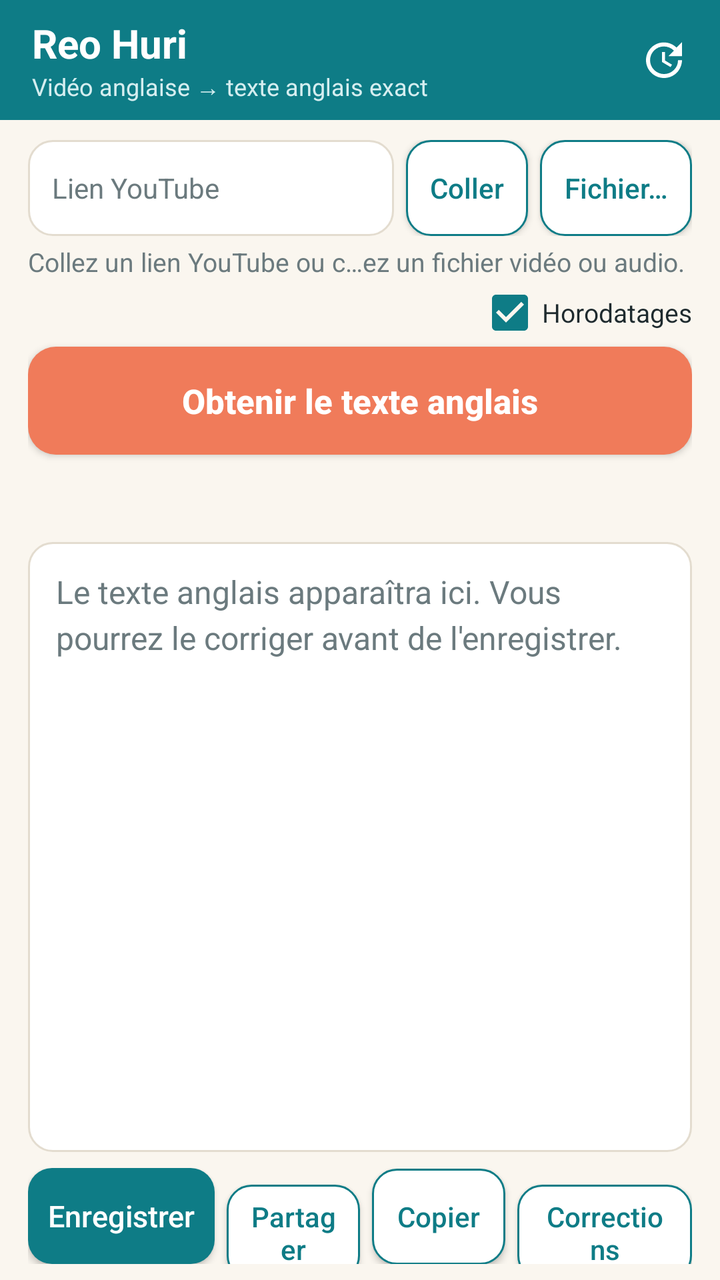
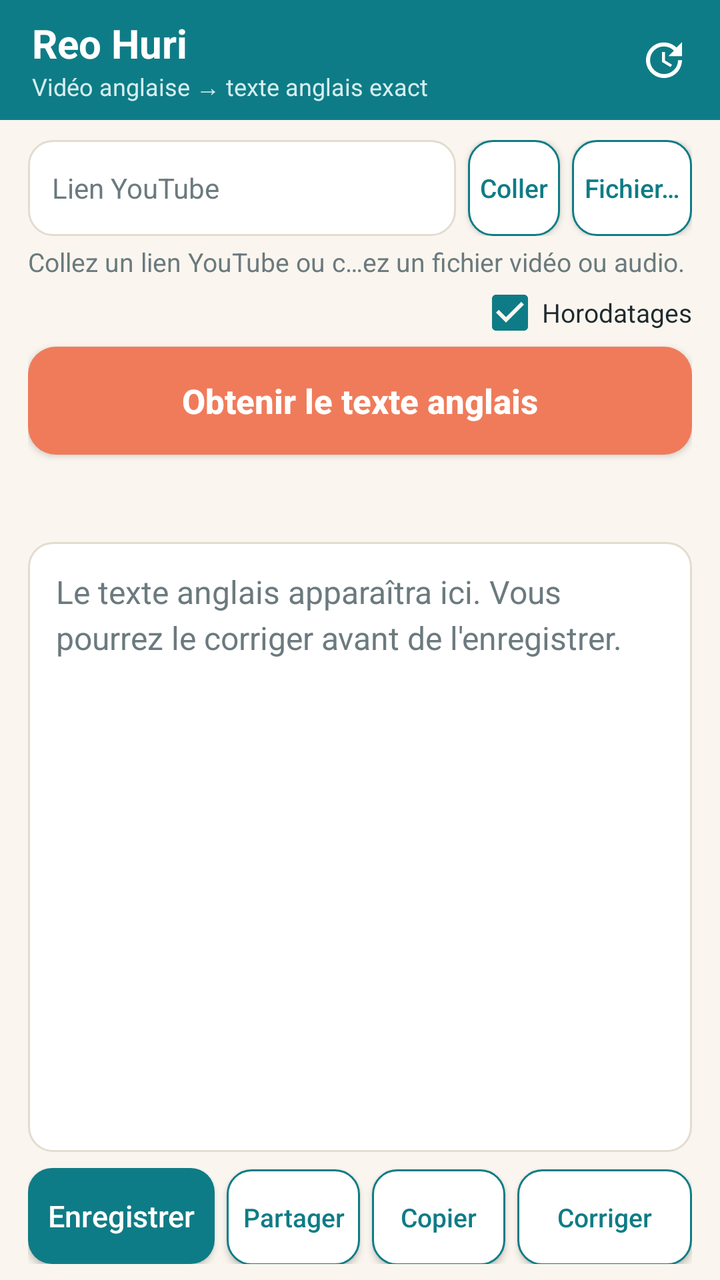

An Android layout rendered at two revisions. The XML below is the earlier revision; the diff shows what the commit changed to produce the second picture.
<!-- AndroidManifest.xml: application theme Theme.ReoHuri -->
<!-- res/layout/activity_main.xml -->
<?xml version="1.0" encoding="utf-8"?>
<LinearLayout xmlns:android="http://schemas.android.com/apk/res/android"
    android:layout_width="match_parent"
    android:layout_height="match_parent"
    android:orientation="vertical"
    android:fitsSystemWindows="true"
    android:background="@color/sable">

    
    <LinearLayout
        android:layout_width="match_parent"
        android:layout_height="60dp"
        android:background="@color/lagon"
        android:gravity="center_vertical"
        android:orientation="horizontal"
        android:paddingStart="16dp"
        android:paddingEnd="4dp">

        <LinearLayout
            android:layout_width="0dp"
            android:layout_height="wrap_content"
            android:layout_weight="1"
            android:orientation="vertical">

            <TextView
                android:layout_width="wrap_content"
                android:layout_height="wrap_content"
                android:text="Reo Huri"
                android:textColor="@color/blanc"
                android:textSize="20sp"
                android:textStyle="bold" />

            <TextView
                android:id="@+id/txtVersion"
                android:layout_width="wrap_content"
                android:layout_height="wrap_content"
                android:text="Vidéo anglaise → texte anglais exact"
                android:textColor="#D5EEF0"
                android:textSize="12sp" />
        </LinearLayout>

        <TextView
            android:id="@+id/txtMaj"
            android:layout_width="wrap_content"
            android:layout_height="wrap_content"
            android:layout_marginEnd="4dp"
            android:textColor="@color/blanc"
            android:textSize="12sp" />

        <FrameLayout
            android:layout_width="48dp"
            android:layout_height="48dp">

            <ImageButton
                android:id="@+id/btnUpdate"
                android:layout_width="48dp"
                android:layout_height="48dp"
                android:background="?android:attr/selectableItemBackgroundBorderless"
                android:contentDescription="Mettre à jour l'application"
                android:src="@drawable/ic_update" />

            <View
                android:id="@+id/dotUpdate"
                android:layout_width="10dp"
                android:layout_height="10dp"
                android:layout_gravity="top|end"
                android:layout_marginTop="8dp"
                android:layout_marginEnd="8dp"
                android:background="@drawable/dot"
                android:visibility="gone" />
        </FrameLayout>
    </LinearLayout>

    
    <ProgressBar
        android:id="@+id/barMaj"
        style="?android:attr/progressBarStyleHorizontal"
        android:layout_width="match_parent"
        android:layout_height="6dp"
        android:max="100"
        android:progressDrawable="@drawable/bar_maj"
        android:visibility="gone" />

    <LinearLayout
        android:layout_width="match_parent"
        android:layout_height="0dp"
        android:layout_weight="1"
        android:orientation="vertical"
        android:paddingStart="14dp"
        android:paddingEnd="14dp"
        android:paddingTop="10dp"
        android:paddingBottom="8dp">

        <LinearLayout
            android:layout_width="match_parent"
            android:layout_height="wrap_content"
            android:gravity="center_vertical"
            android:orientation="horizontal">

            <EditText
                android:id="@+id/edtUrl"
                android:layout_width="0dp"
                android:layout_height="48dp"
                android:layout_weight="1"
                android:background="@drawable/card"
                android:hint="Lien YouTube"
                android:importantForAutofill="no"
                android:inputType="textUri"
                android:paddingStart="12dp"
                android:paddingEnd="12dp"
                android:singleLine="true"
                android:textColor="@color/encre"
                android:textColorHint="@color/gris"
                android:textSize="14sp" />

            <Button
                android:id="@+id/btnPaste"
                style="@style/BoutonContour"
                android:layout_width="wrap_content"
                android:layout_height="48dp"
                android:layout_marginStart="6dp"
                android:text="Coller" />

            <Button
                android:id="@+id/btnPick"
                style="@style/BoutonContour"
                android:layout_width="wrap_content"
                android:layout_height="48dp"
                android:layout_marginStart="6dp"
                android:text="Fichier…" />
        </LinearLayout>

        <TextView
            android:id="@+id/txtFile"
            android:layout_width="match_parent"
            android:layout_height="wrap_content"
            android:layout_marginTop="4dp"
            android:ellipsize="middle"
            android:singleLine="true"
            android:text="Collez un lien YouTube ou choisissez un fichier vidéo ou audio."
            android:textColor="@color/gris"
            android:textSize="13sp" />

        <LinearLayout
            android:layout_width="match_parent"
            android:layout_height="wrap_content"
            android:gravity="center_vertical"
            android:orientation="horizontal">

            <TextView
                android:id="@+id/txtModel"
                android:layout_width="0dp"
                android:layout_height="wrap_content"
                android:layout_weight="1"
                android:background="?android:attr/selectableItemBackground"
                android:paddingTop="8dp"
                android:paddingBottom="8dp"
                android:textColor="@color/lagon"
                android:textSize="13sp" />

            <CheckBox
                android:id="@+id/chkHoro"
                android:layout_width="wrap_content"
                android:layout_height="wrap_content"
                android:buttonTint="@color/lagon"
                android:checked="true"
                android:text="Horodatages"
                android:textColor="@color/encre"
                android:textSize="13sp" />
        </LinearLayout>

        <Button
            android:id="@+id/btnStart"
            android:layout_width="match_parent"
            android:layout_height="54dp"
            android:background="@drawable/btn_action"
            android:text="Obtenir le texte anglais"
            android:textAllCaps="false"
            android:textColor="@color/blanc"
            android:textSize="17sp"
            android:textStyle="bold" />

        <ProgressBar
            android:id="@+id/progress"
            style="?android:attr/progressBarStyleHorizontal"
            android:layout_width="match_parent"
            android:layout_height="6dp"
            android:layout_marginTop="8dp"
            android:max="100"
            android:progressDrawable="@drawable/bar_travail"
            android:visibility="invisible" />

        <TextView
            android:id="@+id/txtStatus"
            android:layout_width="match_parent"
            android:layout_height="wrap_content"
            android:layout_marginTop="4dp"
            android:textColor="@color/encre"
            android:textSize="13sp" />

        
        <EditText
            android:id="@+id/edtTexte"
            android:layout_width="match_parent"
            android:layout_height="0dp"
            android:layout_marginTop="8dp"
            android:layout_weight="1"
            android:background="@drawable/card"
            android:gravity="top|start"
            android:hint="Le texte anglais apparaîtra ici. Vous pourrez le corriger avant de l'enregistrer."
            android:importantForAutofill="no"
            android:inputType="textMultiLine|textNoSuggestions"
            android:lineSpacingExtra="4dp"
            android:padding="14dp"
            android:scrollbars="vertical"
            android:textColor="@color/encre"
            android:textColorHint="@color/gris"
            android:textSize="16sp" />

        <LinearLayout
            android:layout_width="match_parent"
            android:layout_height="wrap_content"
            android:layout_marginTop="8dp"
            android:orientation="horizontal">

            <Button
                android:id="@+id/btnSave"
                android:layout_width="0dp"
                android:layout_height="48dp"
                android:layout_weight="1.4"
                android:background="@drawable/btn_lagon"
                android:text="Enregistrer"
                android:textAllCaps="false"
                android:textColor="@color/blanc"
                android:textSize="15sp" />

            <Button
                android:id="@+id/btnShare"
                style="@style/BoutonContour"
                android:layout_width="0dp"
                android:layout_height="48dp"
                android:layout_marginStart="6dp"
                android:layout_weight="1"
                android:text="Partager" />

            <Button
                android:id="@+id/btnCopy"
                style="@style/BoutonContour"
                android:layout_width="0dp"
                android:layout_height="48dp"
                android:layout_marginStart="6dp"
                android:layout_weight="1"
                android:text="Copier" />

            <Button
                android:id="@+id/btnFix"
                style="@style/BoutonContour"
                android:layout_width="0dp"
                android:layout_height="48dp"
                android:layout_marginStart="6dp"
                android:layout_weight="1.3"
                android:text="Corrections" />
        </LinearLayout>
    </LinearLayout>
</LinearLayout>
<!-- resources referenced by this layout -->
<resources>
  <color name="blanc">#FFFFFF</color>
  <color name="encre">#1E2A2E</color>
  <color name="gris">#6B7A7E</color>
  <color name="lagon">#0E7C86</color>
  <color name="sable">#FAF6EF</color>
  <!-- drawable bar_maj (drawable) -->
  <?xml version="1.0" encoding="utf-8"?>
  <layer-list xmlns:android="http://schemas.android.com/apk/res/android">
      <item android:id="@android:id/background">
          <shape android:shape="rectangle"><solid android:color="@color/lagon_fonce" /></shape>
      </item>
      <item android:id="@android:id/progress">
          <clip>
              <shape android:shape="rectangle"><solid android:color="@color/corail" /></shape>
          </clip>
      </item>
  </layer-list>
  <!-- drawable bar_travail (drawable) -->
  <?xml version="1.0" encoding="utf-8"?>
  <layer-list xmlns:android="http://schemas.android.com/apk/res/android">
      <item android:id="@android:id/background">
          <shape android:shape="rectangle"><solid android:color="#E3DCCF" /></shape>
      </item>
      <item android:id="@android:id/progress">
          <clip>
              <shape android:shape="rectangle"><solid android:color="@color/lagon" /></shape>
          </clip>
      </item>
  </layer-list>
  <!-- drawable btn_action (drawable) -->
  <?xml version="1.0" encoding="utf-8"?>
  <ripple xmlns:android="http://schemas.android.com/apk/res/android" android:color="#33FFFFFF">
      <item>
          <shape android:shape="rectangle">
              <solid android:color="@color/corail" />
              <corners android:radius="14dp" />
          </shape>
      </item>
  </ripple>
  <!-- drawable btn_lagon (drawable) -->
  <?xml version="1.0" encoding="utf-8"?>
  <ripple xmlns:android="http://schemas.android.com/apk/res/android" android:color="#33FFFFFF">
      <item>
          <shape android:shape="rectangle">
              <solid android:color="@color/lagon" />
              <corners android:radius="12dp" />
          </shape>
      </item>
  </ripple>
  <!-- drawable card (drawable) -->
  <?xml version="1.0" encoding="utf-8"?>
  <shape xmlns:android="http://schemas.android.com/apk/res/android" android:shape="rectangle">
      <solid android:color="@color/blanc" />
      <corners android:radius="12dp" />
      <stroke android:width="1dp" android:color="#E3DCCF" />
  </shape>
  <!-- drawable dot (drawable) -->
  <?xml version="1.0" encoding="utf-8"?>
  <shape xmlns:android="http://schemas.android.com/apk/res/android" android:shape="oval">
      <solid android:color="@color/corail" />
      <stroke android:width="1.5dp" android:color="@color/blanc" />
  </shape>
  <style name="BoutonContour">
          <item name="android:background">@drawable/btn_contour</item>
          <item name="android:textColor">@color/lagon</item>
          <item name="android:textAllCaps">false</item>
          <item name="android:textSize">14sp</item>
          <item name="android:paddingStart">12dp</item>
          <item name="android:paddingEnd">12dp</item>
          <item name="android:minWidth">0dp</item>
      </style>
  <style name="Theme.ReoHuri" parent="android:Theme.Material.Light.NoActionBar">
          <item name="android:colorPrimary">@color/lagon</item>
          <item name="android:colorPrimaryDark">@color/lagon_fonce</item>
          <item name="android:colorAccent">@color/corail</item>
          <item name="android:statusBarColor">@color/lagon_fonce</item>
          <item name="android:windowBackground">@color/sable</item>
      </style>
  <color name="lagon_fonce">#095760</color>
  <color name="corail">#F07B5A</color>
  <!-- drawable btn_contour (drawable) -->
  <?xml version="1.0" encoding="utf-8"?>
  <ripple xmlns:android="http://schemas.android.com/apk/res/android" android:color="#220E7C86">
      <item>
          <shape android:shape="rectangle">
              <solid android:color="@color/blanc" />
              <corners android:radius="12dp" />
              <stroke android:width="1dp" android:color="@color/lagon" />
          </shape>
      </item>
  </ripple>
  <!-- unchanged entries left out for length: 1 -->
</resources>

<!-- the commit's change to res/layout/activity_main.xml (unified diff, before → after) -->
@@ -259,7 +259,7 @@
                 android:layout_height="48dp"
                 android:layout_marginStart="6dp"
                 android:layout_weight="1.3"
-                android:text="Corrections" />
+                android:text="Corriger" />
         </LinearLayout>
     </LinearLayout>
 </LinearLayout>
<!-- resource entries referenced after the edit -->
@@ -66,9 +66,10 @@
           <item name="android:background">@drawable/btn_contour</item>
           <item name="android:textColor">@color/lagon</item>
           <item name="android:textAllCaps">false</item>
-          <item name="android:textSize">14sp</item>
-          <item name="android:paddingStart">12dp</item>
-          <item name="android:paddingEnd">12dp</item>
+          <item name="android:textSize">13sp</item>
+          <item name="android:maxLines">1</item>
+          <item name="android:paddingStart">6dp</item>
+          <item name="android:paddingEnd">6dp</item>
           <item name="android:minWidth">0dp</item>
       </style>
   <style name="Theme.ReoHuri" parent="android:Theme.Material.Light.NoActionBar">
